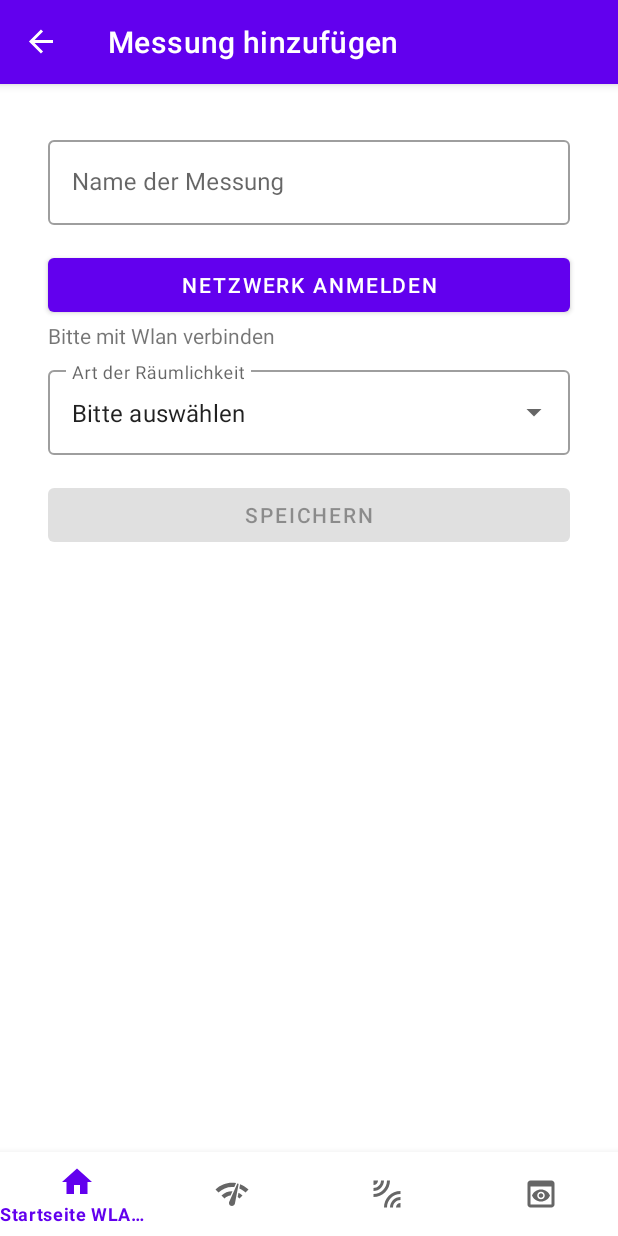
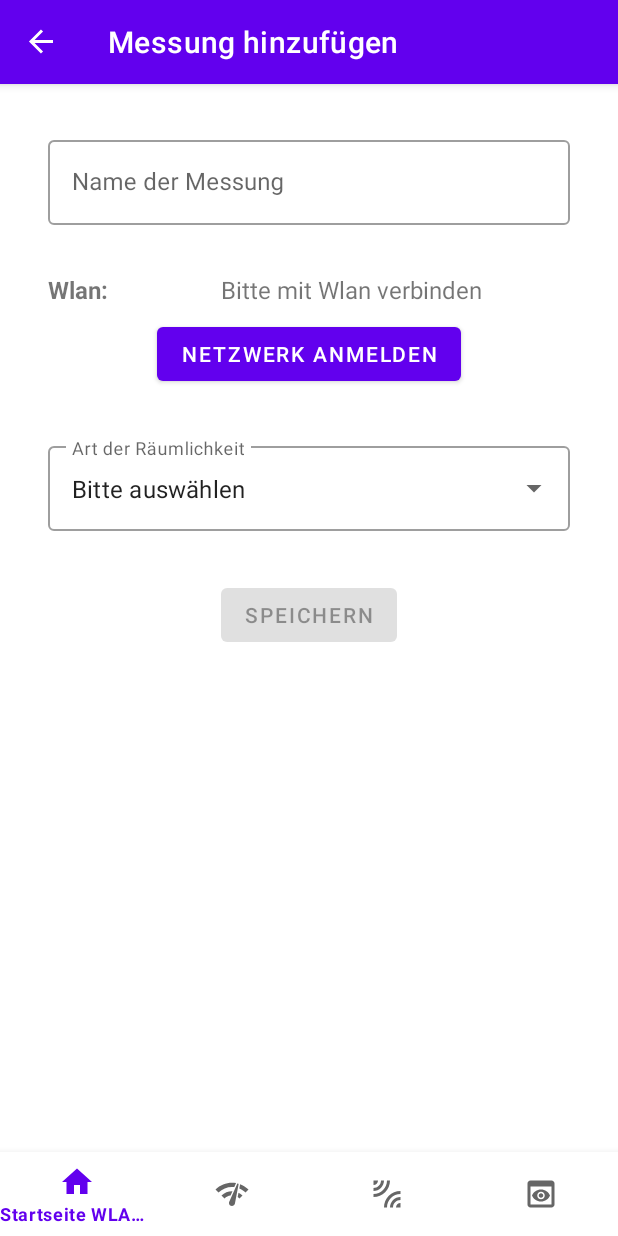
Before and after one commit to KlausBuderer/Wlan-Detektor-App, an Android app: the MessungHinzufuegen screen opened through its navigation route, on a phone screen of 412 x 824 dp. Run offline under Robolectric (Android 15) with nearby library versions, the phone set to English and light mode, and no system bars; our stand-ins replace Room's generated code, navigation-ui.

Commit message:
- Messpunkterfassung Gebäudefeld vorbelegt - Diverse Designtechnische Pendenzen erledigt

```diff
--- a/app/src/main/java/com/gruppe4/wlan_detektor/ui/Echtzeitmessung/EchtezeitmessungFragment.kt
+++ b/app/src/main/java/com/gruppe4/wlan_detektor/ui/Echtzeitmessung/EchtezeitmessungFragment.kt
@@ -153,6 +153,7 @@ class EchtezeitmessungFragment : Fragment() {
             if (binding.tbtnStartEchtzeitmessung.isChecked) {
                 echtzeitmessungViewModel.stopUpdateCoroutine()
                 echtzeitmessungViewModel.stopSinus()
+                binding.btnFloatingActionButton.setImageResource(R.drawable.ic_ton_aus)
             }
         }
 
--- a/app/src/main/java/com/gruppe4/wlan_detektor/ui/MessungVerwalten/MessungListeFragment.kt
+++ b/app/src/main/java/com/gruppe4/wlan_detektor/ui/MessungVerwalten/MessungListeFragment.kt
@@ -71,7 +71,8 @@ class MessungListeFragment : Fragment(), MessungListeAdapter.OnItemClickListener
         })
 
 
-    }
+}
+
 
     override fun onItemClick(position: Int) {
             //Messung bearbeiten
--- a/app/src/main/res/layout/fragment_messung_hinzufuegen.xml
+++ b/app/src/main/res/layout/fragment_messung_hinzufuegen.xml
@@ -1,9 +1,13 @@
 <?xml version="1.0" encoding="utf-8"?>
-<androidx.constraintlayout.widget.ConstraintLayout xmlns:android="http://schemas.android.com/apk/res/android"
+<ScrollView xmlns:android="http://schemas.android.com/apk/res/android"
     xmlns:app="http://schemas.android.com/apk/res-auto"
     xmlns:tools="http://schemas.android.com/tools"
     android:layout_width="match_parent"
-    android:layout_height="match_parent"
+    android:layout_height="match_parent">
+
+<androidx.constraintlayout.widget.ConstraintLayout
+    android:layout_width="match_parent"
+    android:layout_height="wrap_content"
     tools:context=".ui.MessungVerwalten.MessungHinzufuegen">
 
 
@@ -26,21 +30,21 @@
             android:id="@+id/editTextMessungName"
             android:layout_width="match_parent"
             android:layout_height="wrap_content"
-            android:maxLines="1"
-            android:inputType="text"/>
+            android:inputType="text"
+            android:maxLines="1" />
     </com.google.android.material.textfield.TextInputLayout>
 
     <Button
         android:id="@+id/netzwerkwahl_messung"
-        android:layout_width="match_parent"
+        android:layout_width="wrap_content"
         android:layout_height="wrap_content"
         android:layout_marginStart="32dp"
-        android:layout_marginTop="16dp"
+        android:layout_marginTop="8dp"
         android:layout_marginEnd="32dp"
         android:text="@string/btn_netzwerk_anmelden_de"
         app:layout_constraintEnd_toEndOf="parent"
         app:layout_constraintStart_toStartOf="parent"
-        app:layout_constraintTop_toBottomOf="@+id/editTextMessungNameLayout" />
+        app:layout_constraintTop_toBottomOf="@+id/ll_netzwerknamen_layout" />
 
     <com.google.android.material.textfield.TextInputLayout
         android:id="@+id/textInputLayout"
@@ -48,12 +52,12 @@
         android:layout_width="match_parent"
         android:layout_height="wrap_content"
         android:layout_marginStart="32dp"
-        android:layout_marginTop="8dp"
+        android:layout_marginTop="32dp"
         android:layout_marginEnd="32dp"
 
         app:layout_constraintEnd_toEndOf="parent"
         app:layout_constraintStart_toStartOf="parent"
-        app:layout_constraintTop_toBottomOf="@+id/txt_netzwerkTitel">
+        app:layout_constraintTop_toBottomOf="@+id/netzwerkwahl_messung">
 
         <AutoCompleteTextView
             android:id="@+id/autoCompleteTextView"
@@ -66,24 +70,13 @@
 
     </com.google.android.material.textfield.TextInputLayout>
 
-    <TextView
-        android:id="@+id/txt_netzwerkTitel"
-        android:layout_width="match_parent"
-        android:layout_height="wrap_content"
-
-        android:layout_marginStart="32dp"
-        android:layout_marginEnd="32dp"
-        android:text="@string/txt_netzTitel_de"
-        app:layout_constraintEnd_toEndOf="parent"
-        app:layout_constraintStart_toStartOf="parent"
-        app:layout_constraintTop_toBottomOf="@+id/netzwerkwahl_messung" />
 
     <Button
         android:id="@+id/messung_speichern"
-        android:layout_width="match_parent"
+        android:layout_width="wrap_content"
         android:layout_height="wrap_content"
         android:layout_marginStart="32dp"
-        android:layout_marginTop="16dp"
+        android:layout_marginTop="32dp"
         android:layout_marginEnd="32dp"
         android:enabled="false"
         android:text="@string/btn_speichern_de"
@@ -91,4 +84,53 @@
         app:layout_constraintStart_toStartOf="parent"
         app:layout_constraintTop_toBottomOf="@+id/textInputLayout" />
 
+
+    <LinearLayout
+        android:id="@+id/ll_netzwerknamen_layout"
+        android:layout_width="match_parent"
+        android:layout_height="match_parent"
+        android:layout_marginTop="32dp"
+        android:gravity="center"
+
+        android:orientation="horizontal"
+        app:layout_constraintBottom_toTopOf="@+id/netzwerkwahl_messung"
+        app:layout_constraintEnd_toEndOf="parent"
+        app:layout_constraintStart_toStartOf="parent"
+        app:layout_constraintTop_toBottomOf="@+id/editTextMessungNameLayout">
+
+        <TextView
+            android:id="@+id/tv_ssid_messung"
+            android:layout_width="wrap_content"
+            android:layout_height="wrap_content"
+            android:layout_marginStart="32dp"
+            android:layout_marginEnd="16dp"
+            android:text="@string/wlan_netzwerk"
+            android:textStyle="bold"
+            android:textSize="@dimen/text_margin"/>
+
+        <TextView
+            android:id="@+id/txt_netzwerkTitel"
+            android:layout_width="match_parent"
+            android:layout_height="wrap_content"
+            android:layout_gravity="center"
+            android:layout_marginEnd="32dp"
+            android:gravity="center"
+            android:text="@string/txt_netzTitel_de"
+            android:textSize="@dimen/text_margin" />
+
+
+    </LinearLayout>
+
+    <FrameLayout
+        android:layout_width="match_parent"
+        android:layout_height="200dp"
+        app:layout_constraintBottom_toBottomOf="parent"
+        app:layout_constraintEnd_toEndOf="parent"
+        app:layout_constraintStart_toStartOf="parent"
+        app:layout_constraintTop_toBottomOf="@+id/messung_speichern">
+
+    </FrameLayout>
+
 </androidx.constraintlayout.widget.ConstraintLayout>
+
+</ScrollView>
--- a/app/src/main/res/values-night/strings.xml
+++ b/app/src/main/res/values-night/strings.xml
@@ -1,3 +1,7 @@
 <?xml version="1.0" encoding="utf-8"?>
 <resources>
+    <string name="wlan_netzwerk">Wlan Netzwerk:</string>
+    <string name="txt_messpunkt_hinzufuegen">Messpunkt hinzufügen</string>
+    <string name="txt_hint_max_20_Zeichen">maximal 20 Zeichen</string>
+    <string name="txt_stockwerk_wählen">wähle das Stockwerk des Messpunktes</string>
 </resources>
--- a/app/src/main/res/values/strings.xml
+++ b/app/src/main/res/values/strings.xml
@@ -75,4 +75,8 @@
     <string name="txt_messung_loeschen">Messung löschen</string>
     <string name="txt_ausgewaehlteMessung_de">Ausgewählte Messung</string>
     <string name="txt_bild_einfügen">Bild einfügen</string>
+    <string name="wlan_netzwerk">Wlan:</string>
+    <string name="txt_messpunkt_hinzufuegen">Messpunkt hinzufügen</string>
+    <string name="txt_hint_max_20_Zeichen">maximal 20 Zeichen</string>
+    <string name="txt_stockwerk_wählen">wähle das Stockwerk des Messpunktes</string>
 </resources>
```
Also changed, not shown: app/src/main/java/com/gruppe4/wlan_detektor/ui/MessungVerwalten/MesspunktErfassungsFragment.kt (+49 -32 lines), app/src/main/java/com/gruppe4/wlan_detektor/ui/MessungVerwalten/MesspunktErfassungsViewModel.kt (+16 -2 lines), app/src/main/res/layout/messpunkt_erfassungs_fragment.xml (+15 -4 lines), app/src/main/res/layout/messung_bearbeiten_fragment.xml (+16 -3 lines), 6 other files.
